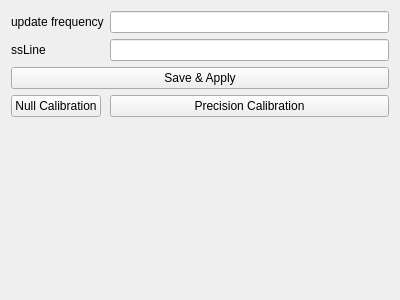
First picture: the form in Hanse/Module_IMU/imu_form.ui, repository iti-luebeck/HANSE2011, before the edit.
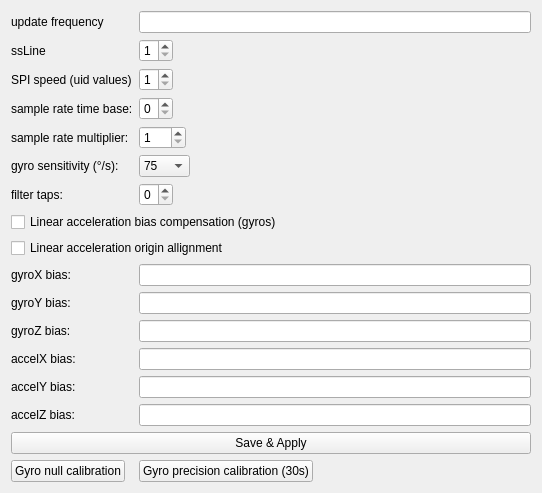
Second picture: the form after the edit.

The edit to the form file:
```diff
--- a/Hanse/Module_IMU/imu_form.ui
+++ b/Hanse/Module_IMU/imu_form.ui
@@ -6,14 +6,17 @@
    <rect>
     <x>0</x>
     <y>0</y>
-    <width>400</width>
-    <height>300</height>
+    <width>542</width>
+    <height>491</height>
    </rect>
   </property>
   <property name="windowTitle">
    <string>Form</string>
   </property>
   <layout class="QFormLayout" name="formLayout">
+   <property name="fieldGrowthPolicy">
+    <enum>QFormLayout::ExpandingFieldsGrow</enum>
+   </property>
    <item row="0" column="0">
     <widget class="QLabel" name="label">
      <property name="text">
@@ -32,26 +35,222 @@
     </widget>
    </item>
    <item row="1" column="1">
-    <widget class="QLineEdit" name="ssLine"/>
+    <widget class="QSpinBox" name="ssLine">
+     <property name="minimum">
+      <number>1</number>
+     </property>
+     <property name="maximum">
+      <number>4</number>
+     </property>
+    </widget>
    </item>
-   <item row="3" column="0" colspan="2">
+   <item row="3" column="0">
+    <widget class="QLabel" name="label_3">
+     <property name="text">
+      <string>sample rate time base:</string>
+     </property>
+    </widget>
+   </item>
+   <item row="3" column="1">
+    <widget class="QSpinBox" name="smplTimeBase">
+     <property name="suffix">
+      <string/>
+     </property>
+     <property name="maximum">
+      <number>1</number>
+     </property>
+    </widget>
+   </item>
+   <item row="4" column="0">
+    <widget class="QLabel" name="label_6">
+     <property name="text">
+      <string>sample rate multiplier:</string>
+     </property>
+    </widget>
+   </item>
+   <item row="4" column="1">
+    <widget class="QSpinBox" name="smplTimeMult">
+     <property name="minimum">
+      <number>1</number>
+     </property>
+     <property name="maximum">
+      <number>128</number>
+     </property>
+    </widget>
+   </item>
+   <item row="5" column="0">
+    <widget class="QLabel" name="label_4">
+     <property name="text">
+      <string>gyro sensitivity (°/s):</string>
+     </property>
+    </widget>
+   </item>
+   <item row="5" column="1">
+    <widget class="QComboBox" name="gyroSens">
+     <item>
+      <property name="text">
+       <string>75</string>
+      </property>
+     </item>
+     <item>
+      <property name="text">
+       <string>150</string>
+      </property>
+     </item>
+     <item>
+      <property name="text">
+       <string>300</string>
+      </property>
+     </item>
+    </widget>
+   </item>
+   <item row="6" column="0">
+    <widget class="QLabel" name="label_5">
+     <property name="text">
+      <string>filter taps:</string>
+     </property>
+    </widget>
+   </item>
+   <item row="7" column="0" colspan="2">
+    <widget class="QCheckBox" name="biasComp">
+     <property name="text">
+      <string>Linear acceleration bias compensation (gyros)</string>
+     </property>
+    </widget>
+   </item>
+   <item row="8" column="0" colspan="2">
+    <widget class="QCheckBox" name="originAllign">
+     <property name="text">
+      <string>Linear acceleration origin allignment</string>
+     </property>
+    </widget>
+   </item>
+   <item row="9" column="0">
+    <widget class="QLabel" name="label_7">
+     <property name="text">
+      <string>gyroX bias:</string>
+     </property>
+    </widget>
+   </item>
+   <item row="9" column="1">
+    <widget class="QLineEdit" name="gyroXbias">
+     <property name="readOnly">
+      <bool>true</bool>
+     </property>
+    </widget>
+   </item>
+   <item row="10" column="0">
+    <widget class="QLabel" name="label_8">
+     <property name="text">
+      <string>gyroY bias:</string>
+     </property>
+    </widget>
+   </item>
+   <item row="10" column="1">
+    <widget class="QLineEdit" name="gyroYbias">
+     <property name="readOnly">
+      <bool>true</bool>
+     </property>
+    </widget>
+   </item>
+   <item row="11" column="0">
+    <widget class="QLabel" name="label_9">
+     <property name="text">
+      <string>gyroZ bias:</string>
+     </property>
+    </widget>
+   </item>
+   <item row="11" column="1">
+    <widget class="QLineEdit" name="gyroZbias">
+     <property name="readOnly">
+      <bool>true</bool>
+     </property>
+    </widget>
+   </item>
+   <item row="12" column="0">
+    <widget class="QLabel" name="label_10">
+     <property name="text">
+      <string>accelX bias:</string>
+     </property>
+    </widget>
+   </item>
+   <item row="12" column="1">
+    <widget class="QLineEdit" name="accelXbias">
+     <property name="readOnly">
+      <bool>true</bool>
+     </property>
+    </widget>
+   </item>
+   <item row="13" column="0">
+    <widget class="QLabel" name="label_11">
+     <property name="text">
+      <string>accelY bias:</string>
+     </property>
+    </widget>
+   </item>
+   <item row="13" column="1">
+    <widget class="QLineEdit" name="accelYbias">
+     <property name="readOnly">
+      <bool>true</bool>
+     </property>
+    </widget>
+   </item>
+   <item row="14" column="0">
+    <widget class="QLabel" name="label_12">
+     <property name="text">
+      <string>accelZ bias:</string>
+     </property>
+    </widget>
+   </item>
+   <item row="14" column="1">
+    <widget class="QLineEdit" name="accelZbias">
+     <property name="readOnly">
+      <bool>true</bool>
+     </property>
+    </widget>
+   </item>
+   <item row="15" column="0" colspan="2">
     <widget class="QPushButton" name="save">
      <property name="text">
       <string>Save &amp;&amp; Apply</string>
      </property>
     </widget>
    </item>
-   <item row="4" column="0">
+   <item row="16" column="0">
     <widget class="QPushButton" name="calibNull">
      <property name="text">
-      <string>Null Calibration</string>
+      <string>Gyro null calibration</string>
      </property>
     </widget>
    </item>
-   <item row="4" column="1">
+   <item row="16" column="1">
     <widget class="QPushButton" name="calibPrecise">
      <property name="text">
-      <string>Precision Calibration</string>
+      <string>Gyro precision calibration (30s)</string>
+     </property>
+    </widget>
+   </item>
+   <item row="6" column="1">
+    <widget class="QSpinBox" name="filterTaps">
+     <property name="maximum">
+      <number>7</number>
+     </property>
+    </widget>
+   </item>
+   <item row="2" column="0">
+    <widget class="QLabel" name="label_13">
+     <property name="text">
+      <string>SPI speed (uid values)</string>
+     </property>
+    </widget>
+   </item>
+   <item row="2" column="1">
+    <widget class="QSpinBox" name="spiSpeed">
+     <property name="minimum">
+      <number>1</number>
+     </property>
+     <property name="maximum">
+      <number>7</number>
      </property>
     </widget>
    </item>
```
